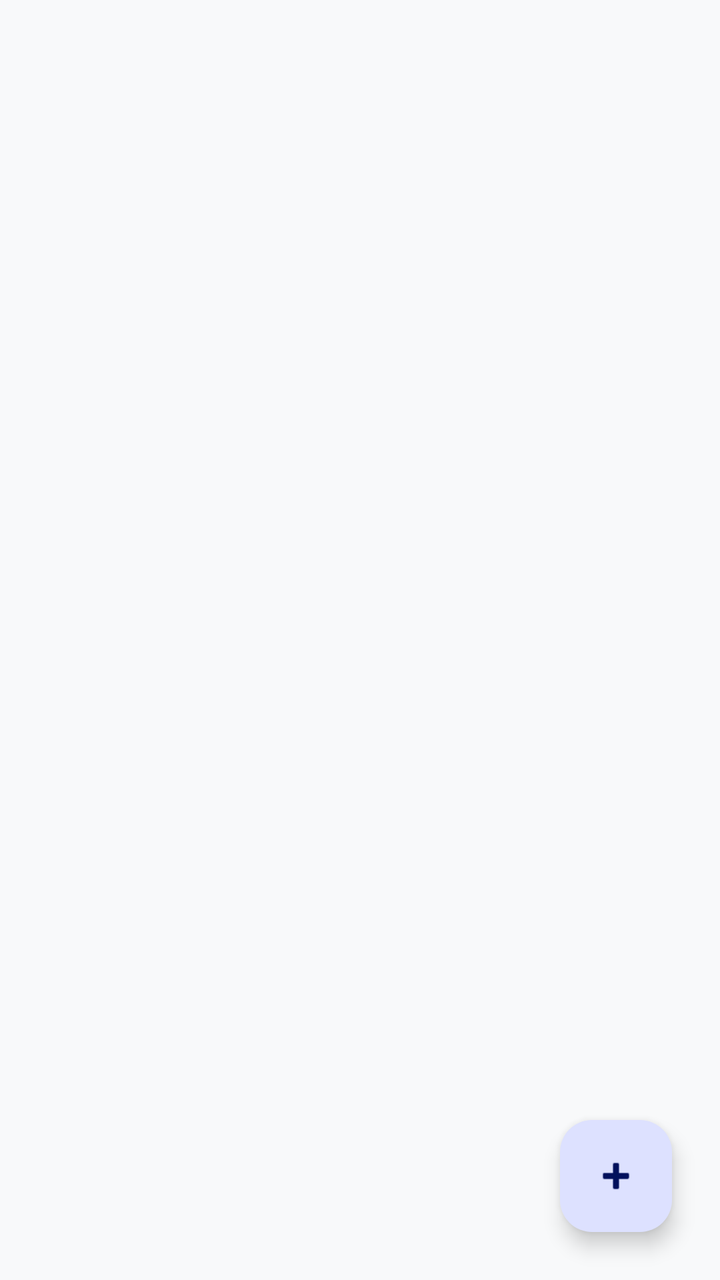
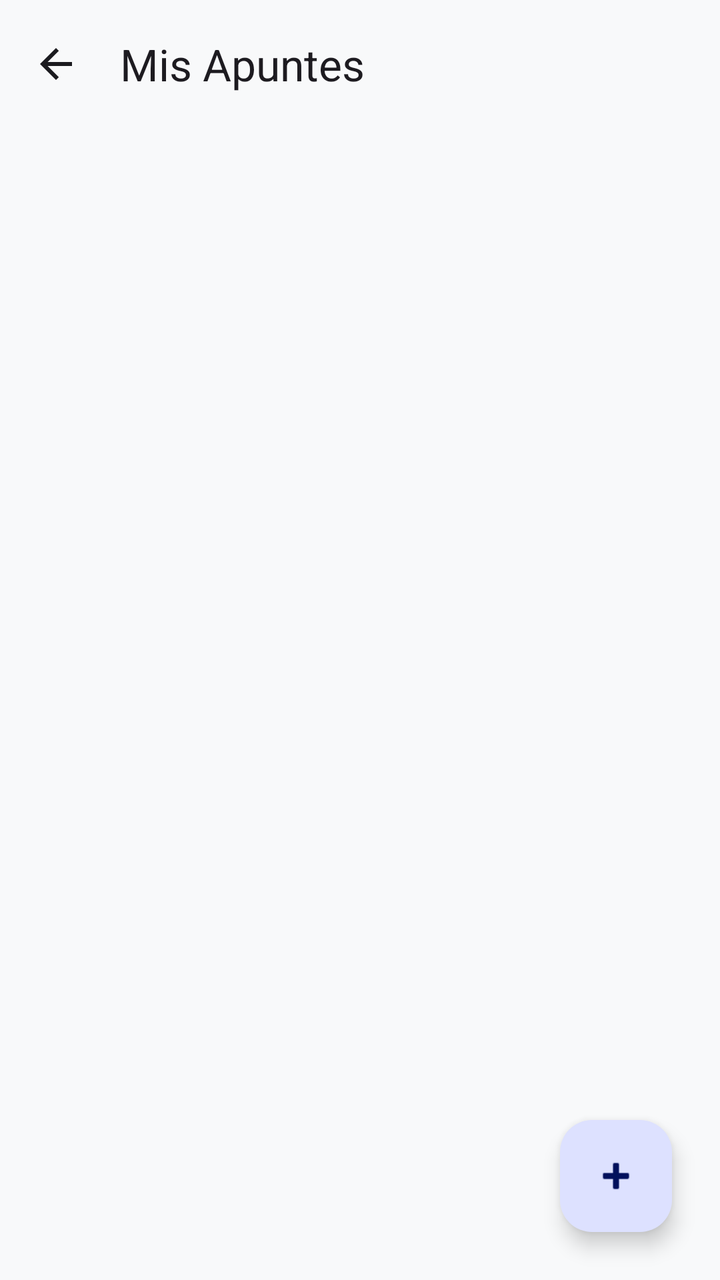

Screens rendered from an Android XML layout before and after an edit, with the pre-edit source and the edit as a unified diff.
<!-- AndroidManifest.xml: application theme Theme.Dubalin -->
<!-- res/layout/fragment_secciones.xml -->
<?xml version="1.0" encoding="utf-8"?>
<androidx.constraintlayout.widget.ConstraintLayout
    xmlns:android="http://schemas.android.com/apk/res/android"
    xmlns:app="http://schemas.android.com/apk/res-auto"
    android:layout_width="match_parent"
    android:layout_height="match_parent"
    android:background="?android:attr/colorBackground">

    <androidx.recyclerview.widget.RecyclerView
        android:id="@+id/rv_secciones"
        android:layout_width="0dp"
        android:layout_height="0dp"
        android:clipToPadding="false"
        android:padding="@dimen/spacing_md"
        app:layout_constraintBottom_toBottomOf="parent"
        app:layout_constraintEnd_toEndOf="parent"
        app:layout_constraintStart_toStartOf="parent"
        app:layout_constraintTop_toTopOf="parent" />

    <TextView
        android:id="@+id/tv_secciones_vacio"
        android:layout_width="0dp"
        android:layout_height="wrap_content"
        android:layout_margin="@dimen/spacing_lg"
        android:gravity="center"
        android:text="@string/secciones_empty"
        android:textColor="?attr/colorOnSurfaceVariant"
        android:textSize="@dimen/text_size_body"
        android:visibility="gone"
        app:layout_constraintBottom_toBottomOf="parent"
        app:layout_constraintEnd_toEndOf="parent"
        app:layout_constraintStart_toStartOf="parent"
        app:layout_constraintTop_toTopOf="parent" />

    <com.google.android.material.progressindicator.CircularProgressIndicator
        android:id="@+id/progress_secciones"
        android:layout_width="wrap_content"
        android:layout_height="wrap_content"
        android:visibility="gone"
        app:layout_constraintBottom_toBottomOf="parent"
        app:layout_constraintEnd_toEndOf="parent"
        app:layout_constraintStart_toStartOf="parent"
        app:layout_constraintTop_toTopOf="parent" />

    <com.google.android.material.floatingactionbutton.FloatingActionButton
        android:id="@+id/fab_crear_seccion"
        android:layout_width="wrap_content"
        android:layout_height="wrap_content"
        android:layout_margin="@dimen/spacing_lg"
        android:contentDescription="@string/secciones_create_content_description"
        android:src="@android:drawable/ic_input_add"
        app:layout_constraintBottom_toBottomOf="parent"
        app:layout_constraintEnd_toEndOf="parent" />

</androidx.constraintlayout.widget.ConstraintLayout>
<!-- resources referenced by this layout -->
<resources>
  <dimen name="spacing_lg">24dp</dimen>
  <dimen name="spacing_md">16dp</dimen>
  <dimen name="text_size_body">16sp</dimen>
  <string name="secciones_create_content_description">Crear sección</string>
  <string name="secciones_empty">Aún no tienes secciones. Toca + para crear la primera.</string>
  <style name="Theme.Dubalin" parent="Theme.Material3.DayNight.NoActionBar">
          <item name="colorPrimary">@color/md_primary</item>
          <item name="colorOnPrimary">@color/md_on_primary</item>
          <item name="colorPrimaryContainer">@color/md_primary_container</item>
          <item name="colorOnPrimaryContainer">@color/md_on_primary_container</item>
  
          <item name="colorSecondary">@color/md_secondary</item>
          <item name="colorOnSecondary">@color/md_on_secondary</item>
          <item name="colorSecondaryContainer">@color/md_secondary_container</item>
          <item name="colorOnSecondaryContainer">@color/md_on_secondary_container</item>
  
          <item name="android:colorBackground">@color/md_background</item>
          <item name="colorOnBackground">@color/md_on_background</item>
  
          <item name="colorSurface">@color/md_surface</item>
          <item name="colorOnSurface">@color/md_on_surface</item>
          <item name="colorSurfaceVariant">@color/md_surface_variant</item>
          <item name="colorOnSurfaceVariant">@color/md_on_surface_variant</item>
  
          <item name="colorOutline">@color/md_outline</item>
  
          <item name="colorError">@color/md_error</item>
          <item name="colorOnError">@color/md_on_error</item>
          <item name="colorErrorContainer">@color/md_error_container</item>
          <item name="colorOnErrorContainer">@color/md_on_error_container</item>
  
          <item name="materialCardViewStyle">@style/Widget.Dubalin.CardView</item>
      </style>
  <color name="md_primary">#4A63F2</color>
  <color name="md_on_primary">#FFFFFF</color>
  <color name="md_primary_container">#DDE1FF</color>
  <color name="md_on_primary_container">#00105C</color>
  <color name="md_secondary">#5B5D72</color>
  <color name="md_on_secondary">#FFFFFF</color>
  <color name="md_secondary_container">#DFE1F9</color>
  <color name="md_on_secondary_container">#181A2C</color>
  <color name="md_background">#F8F9FA</color>
  <color name="md_on_background">#1B1B1F</color>
  <color name="md_surface">#FFFFFF</color>
  <color name="md_on_surface">#1B1B1F</color>
  <color name="md_surface_variant">#E3E1EC</color>
  <color name="md_on_surface_variant">#46464F</color>
  <color name="md_outline">#767680</color>
  <color name="md_error">#BA1A1A</color>
  <color name="md_on_error">#FFFFFF</color>
  <color name="md_error_container">#FFDAD6</color>
  <color name="md_on_error_container">#410002</color>
  <style name="Widget.Dubalin.CardView" parent="Widget.Material3.CardView.Elevated">
          <item name="cardCornerRadius">@dimen/card_corner_radius</item>
          <item name="cardElevation">@dimen/card_elevation</item>
          <item name="cardBackgroundColor">@color/md_surface</item>
      </style>
  <dimen name="card_corner_radius">20dp</dimen>
  <dimen name="card_elevation">2dp</dimen>
</resources>

<!-- the commit's change to res/layout/fragment_secciones.xml (unified diff, before → after) -->
@@ -5,6 +5,19 @@
     android:layout_width="match_parent"
     android:layout_height="match_parent"
     android:background="?android:attr/colorBackground">
+
+    <com.google.android.material.appbar.MaterialToolbar
+        android:id="@+id/toolbar_secciones"
+        android:layout_width="0dp"
+        android:layout_height="wrap_content"
+        android:minHeight="?attr/actionBarSize"
+        app:layout_constraintEnd_toEndOf="parent"
+        app:layout_constraintStart_toStartOf="parent"
+        app:layout_constraintTop_toTopOf="parent"
+        app:navigationContentDescription="@string/action_back"
+        app:navigationIcon="@drawable/ic_arrow_back"
+        app:navigationIconTint="?attr/colorOnSurface"
+        app:title="@string/autoestudio_notes_title" />
 
     <androidx.recyclerview.widget.RecyclerView
         android:id="@+id/rv_secciones"
@@ -15,7 +28,7 @@
         app:layout_constraintBottom_toBottomOf="parent"
         app:layout_constraintEnd_toEndOf="parent"
         app:layout_constraintStart_toStartOf="parent"
-        app:layout_constraintTop_toTopOf="parent" />
+        app:layout_constraintTop_toBottomOf="@id/toolbar_secciones" />
 
     <TextView
         android:id="@+id/tv_secciones_vacio"
@@ -30,7 +43,7 @@
         app:layout_constraintBottom_toBottomOf="parent"
         app:layout_constraintEnd_toEndOf="parent"
         app:layout_constraintStart_toStartOf="parent"
-        app:layout_constraintTop_toTopOf="parent" />
+        app:layout_constraintTop_toBottomOf="@id/toolbar_secciones" />
 
     <com.google.android.material.progressindicator.CircularProgressIndicator
         android:id="@+id/progress_secciones"
@@ -40,7 +53,7 @@
         app:layout_constraintBottom_toBottomOf="parent"
         app:layout_constraintEnd_toEndOf="parent"
         app:layout_constraintStart_toStartOf="parent"
-        app:layout_constraintTop_toTopOf="parent" />
+        app:layout_constraintTop_toBottomOf="@id/toolbar_secciones" />
 
     <com.google.android.material.floatingactionbutton.FloatingActionButton
         android:id="@+id/fab_crear_seccion"
<!-- resource entries referenced after the edit -->
@@ -3,6 +3,18 @@
   <dimen name="spacing_lg">24dp</dimen>
   <dimen name="spacing_md">16dp</dimen>
   <dimen name="text_size_body">16sp</dimen>
+  <!-- drawable ic_arrow_back (drawable) -->
+  <vector xmlns:android="http://schemas.android.com/apk/res/android"
+      android:width="24dp"
+      android:height="24dp"
+      android:viewportWidth="24"
+      android:viewportHeight="24">
+      <path
+          android:fillColor="@android:color/white"
+          android:pathData="M20,11H7.83l5.59,-5.59L12,4l-8,8 8,8 1.41,-1.41L7.83,13H20v-2z" />
+  </vector>
+  <string name="action_back">Volver</string>
+  <string name="autoestudio_notes_title">Mis Apuntes</string>
   <string name="secciones_create_content_description">Crear sección</string>
   <string name="secciones_empty">Aún no tienes secciones. Toca + para crear la primera.</string>
   <style name="Theme.Dubalin" parent="Theme.Material3.DayNight.NoActionBar">
